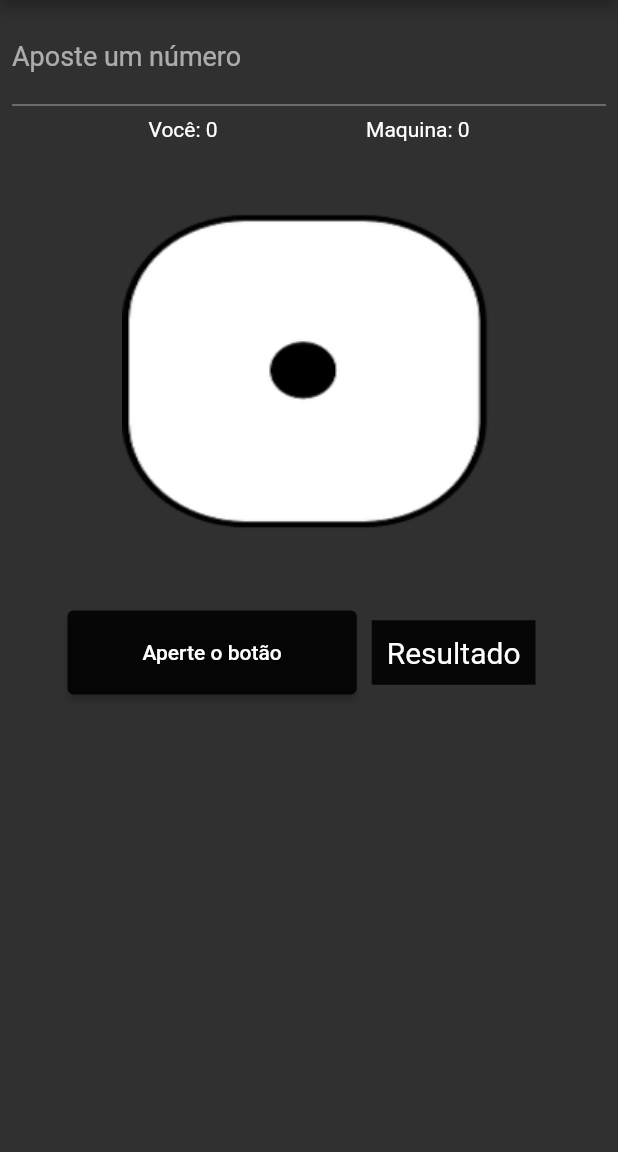
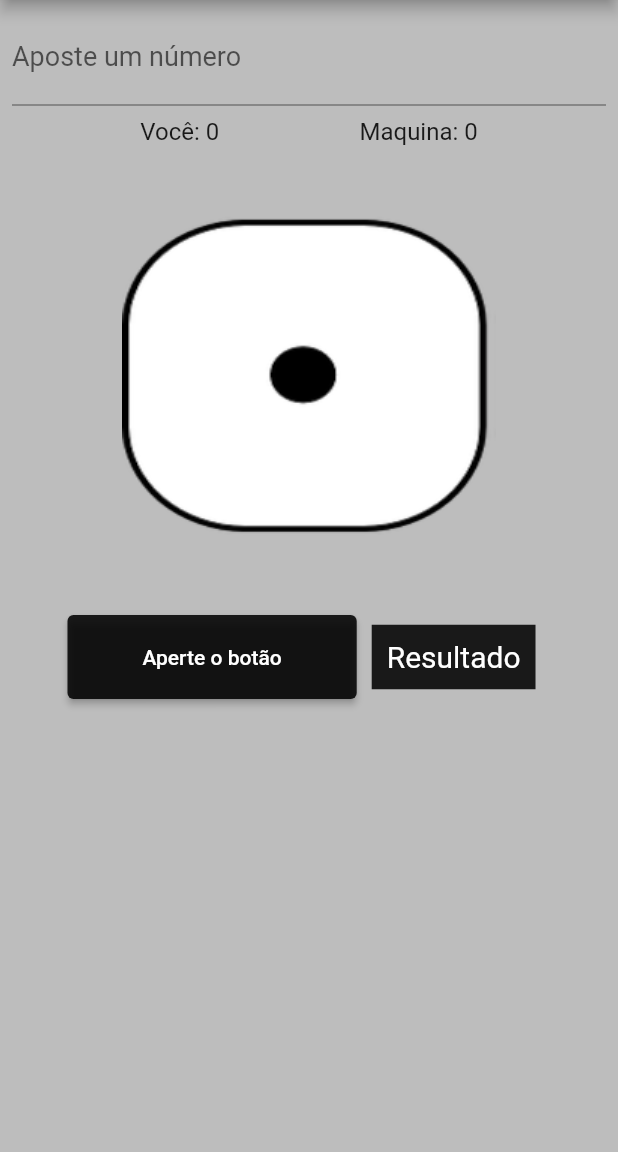
Before and after one commit to iagolopess/flutterDados, a Flutter app: the screen it shows after launch, after a tap on "Um jogador", on a phone screen of 412 x 824 dp, the part 84-1236 px from its top. Run offline on Flutter 3.47's test engine with Material 2 defaults, Android fonts, the phone set to English and light mode, and no system bars.

Commit message:
mudado layout

```diff
--- a/lib/main.dart
+++ b/lib/main.dart
@@ -8,7 +8,11 @@ class JogoDeDados extends StatelessWidget {
   Widget build(BuildContext context) {
     return MaterialApp(
       debugShowCheckedModeBanner: false,
-      theme: ThemeData.dark(),
+      theme: ThemeData(
+        primaryColor: Colors.grey[900],
+        accentColor: Colors.grey[300],
+        scaffoldBackgroundColor: Colors.grey[400],
+      ),
       home: MainMenu(),
     );
   }
--- a/lib/screen/mainMenu.dart
+++ b/lib/screen/mainMenu.dart
@@ -1,5 +1,4 @@
 import 'package:dados/components/btnMenu.dart';
-
 import 'package:flutter/material.dart';
 import 'novaTelaTeste.dart';
 /* import 'screenGame.dart'; */
--- a/lib/screen/novaTelaTeste.dart
+++ b/lib/screen/novaTelaTeste.dart
@@ -34,8 +34,18 @@ class TelaDoJogoStateTeste extends State<TelaDoJogoTeste> {
             ),
             Row(
               children: [
-                Text('Você: $pontosJogador'),
-                Text('Maquina: $pontosMaquina')
+                Text(
+                  'Você: $pontosJogador',
+                  style: TextStyle(
+                    fontSize: 16,
+                  ),
+                ),
+                Text(
+                  'Maquina: $pontosMaquina',
+                  style: TextStyle(
+                    fontSize: 16,
+                  ),
+                )
               ],
               mainAxisAlignment: MainAxisAlignment.spaceEvenly,
             ),
```
Also changed, not shown: lib/components/geraAleatorio.dart (deleted, +0 -85 lines), lib/screen/screenGame.dart (deleted, +0 -26 lines).
